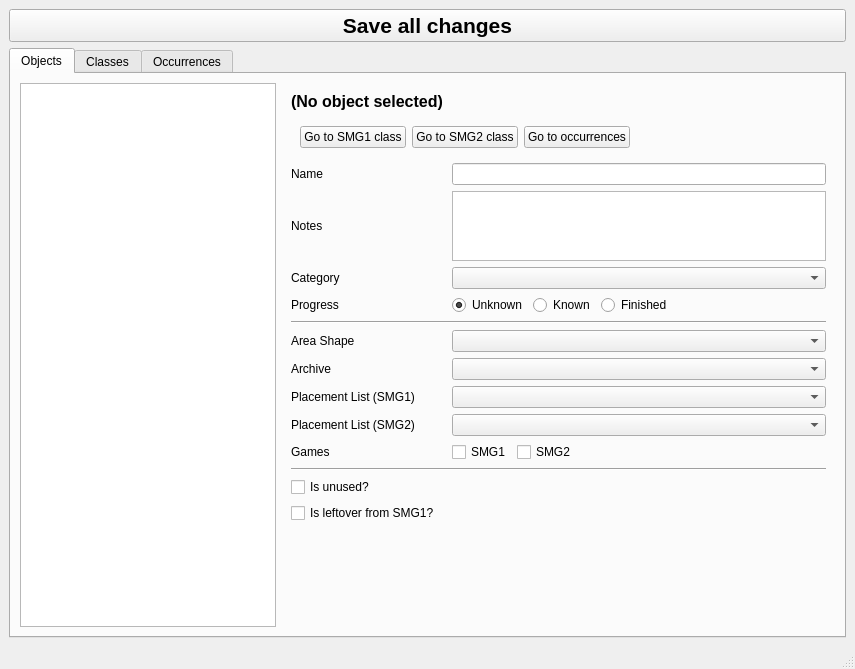
Old version of the form assets/editor.ui in the repository SunakazeKun/galaxydatabase.
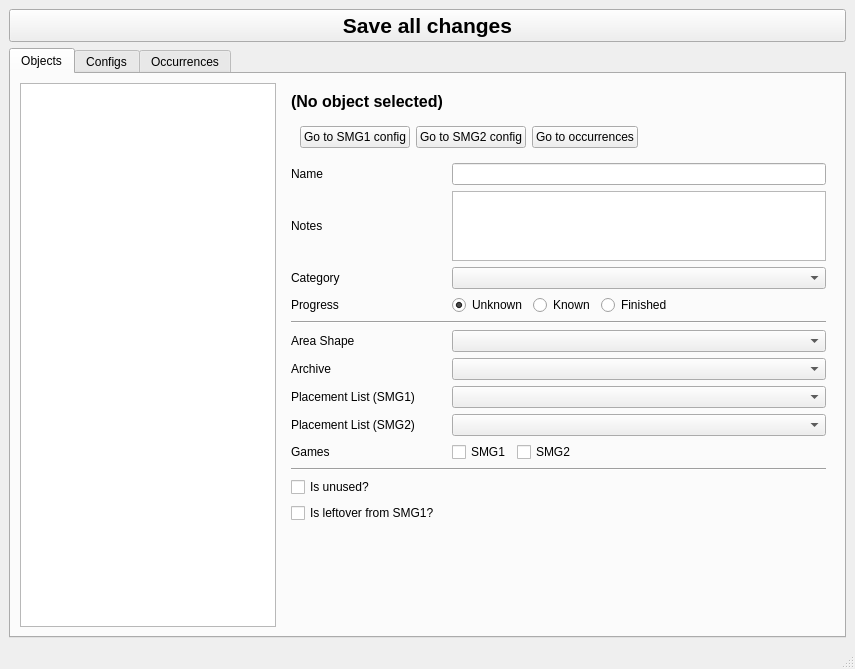
New version of the form.

```diff
--- a/assets/editor.ui
+++ b/assets/editor.ui
@@ -70,7 +70,7 @@
                  <locale language="English" country="UnitedStates"/>
                 </property>
                 <property name="text">
-                 <string>Go to SMG1 class</string>
+                 <string>Go to SMG1 config</string>
                 </property>
                </widget>
               </item>
@@ -103,7 +103,7 @@
               <item row="0" column="1">
                <widget class="QPushButton" name="buttonGoToClassSMG2">
                 <property name="text">
-                 <string>Go to SMG2 class</string>
+                 <string>Go to SMG2 config</string>
                 </property>
                </widget>
               </item>
@@ -438,7 +438,7 @@
       </widget>
       <widget class="QWidget" name="tabClasses">
        <attribute name="title">
-        <string>Classes</string>
+        <string>Configs</string>
        </attribute>
        <layout class="QGridLayout" name="gridLayout_7" columnstretch="0,6">
         <item row="0" column="0">
```
Left out of the diff: 20 changed lines with no effect on the pictures.
